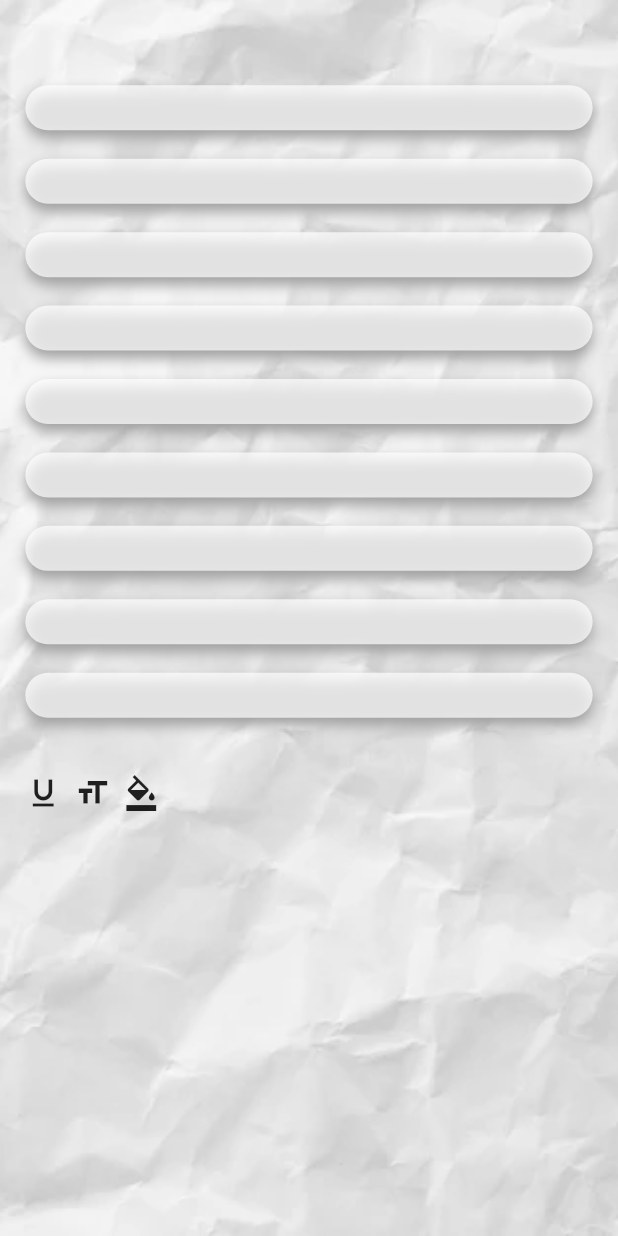
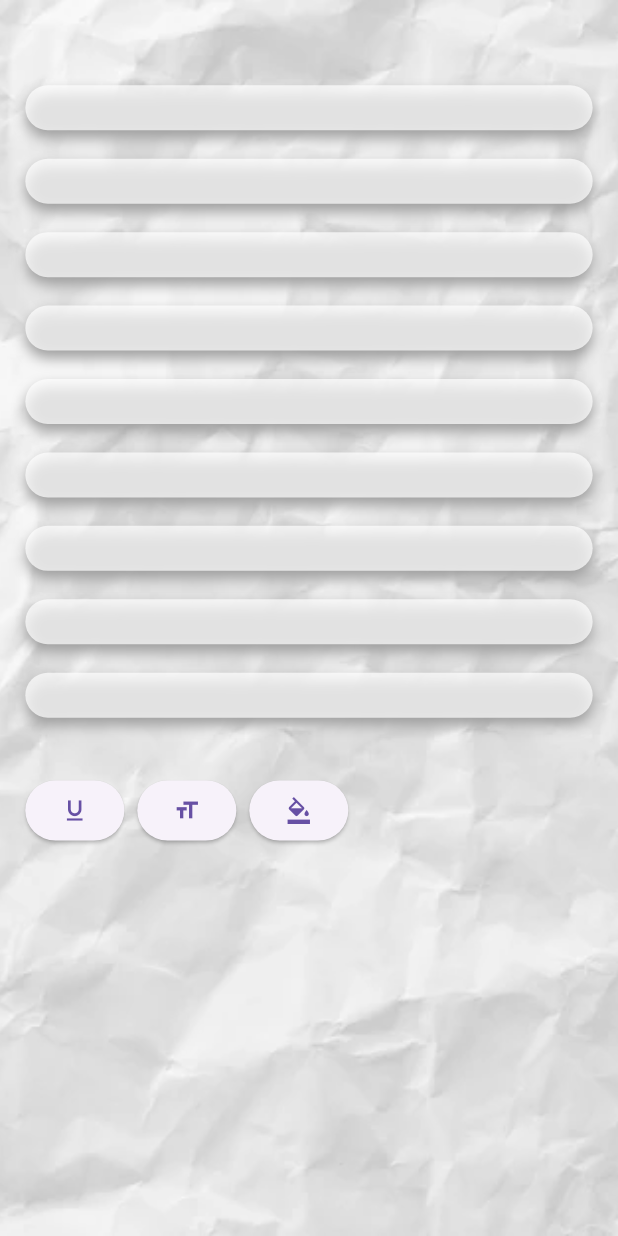
Before and after one commit to NoGravyBeef/SWE, a Flutter app: the Fixed_Schedules screen opened directly, on a phone screen of 412 x 824 dp. Run offline on Flutter 3.47's test engine with Material 3 defaults, Android fonts, the phone set to English and light mode, and no system bars; our stand-ins replace dotted_line, table_calendar; missing offline and left inert: flutter_sound.

Commit message:
고정일정ㅇ

```diff
--- a/lib/screens/fixed_schedule.dart
+++ b/lib/screens/fixed_schedule.dart
@@ -47,15 +47,20 @@ class _Fixed_SchedulesState extends State<Fixed_Schedules> {
               ),
               Row(
                 children: [
-                  const Icon(Icons.format_underline),
+                  ElevatedButton(
+                      onPressed: () {},
+                      child: const Icon(Icons.format_underline)),
                   SizedBox(
                     width: screenSize.width * 0.021,
                   ),
-                  const Icon(Icons.format_size),
+                  ElevatedButton(
+                      onPressed: () {}, child: const Icon(Icons.format_size)),
                   SizedBox(
                     width: screenSize.width * 0.021,
                   ),
-                  const Icon(Icons.format_color_fill)
+                  ElevatedButton(
+                      onPressed: () {},
+                      child: const Icon(Icons.format_color_fill)),
                 ],
               ),
               SizedBox(
```
